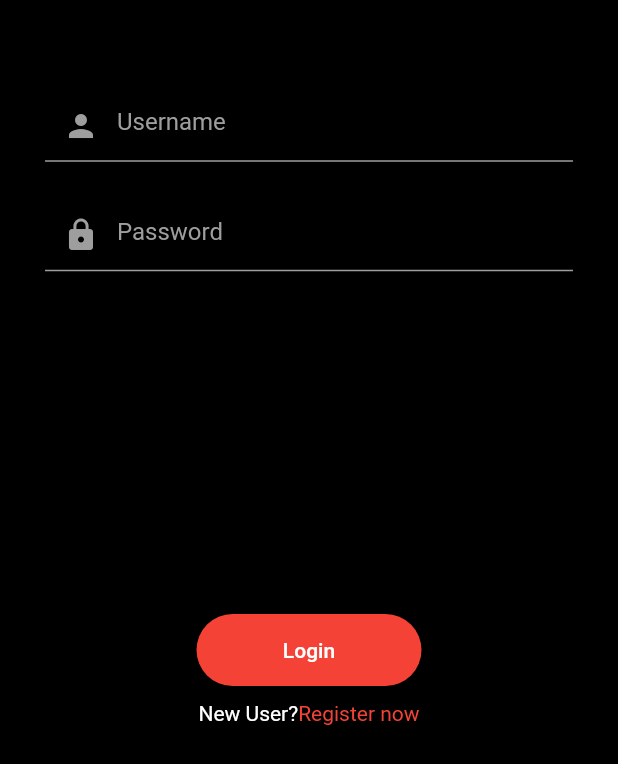
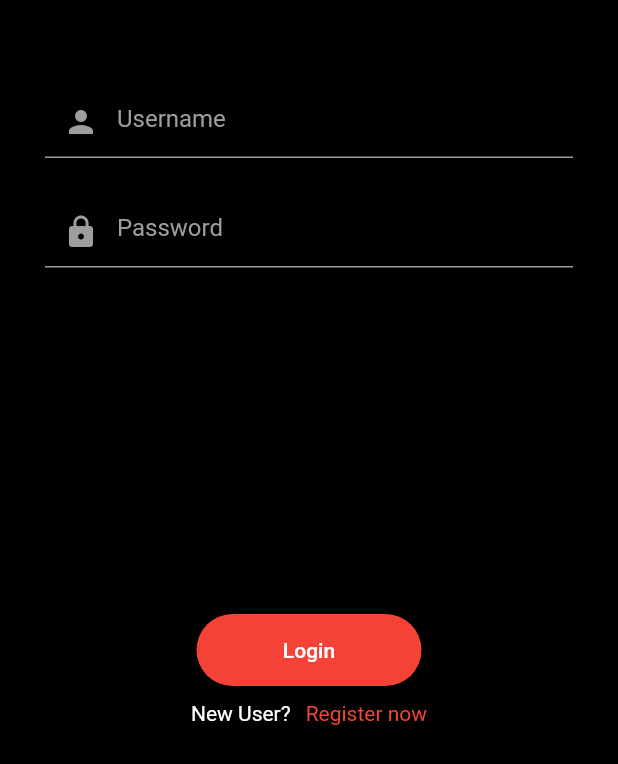
Before and after one commit to mehedi481/food-delivery-flutter, a Flutter app: the screen it shows after launch, on a phone screen of 412 x 824 dp. Shown: the part 466-1230 px from the top of the screen. Run offline on Flutter 3.47's test engine with Material 2 defaults, Android fonts, the phone set to English and light mode, and no system bars.

Commit message:
Login Page added.

```diff
--- a/lib/pages/login.dart
+++ b/lib/pages/login.dart
@@ -28,7 +28,7 @@ class LoginPage extends StatelessWidget {
             ),
           ),
           SizedBox(
-            height: 25,
+            height: 20,
           ),
           Expanded(
             child: Container(
@@ -43,7 +43,8 @@ class LoginPage extends StatelessWidget {
                   myTextField(hintText: "Password", icon: Icons.lock),
                 ],
               ),
-              )),
+            ),
+          ),
           Container(
             width: 150,
             decoration: BoxDecoration(
@@ -68,9 +69,15 @@ class LoginPage extends StatelessWidget {
                 "New User?",
                 style: TextStyle(color: Colors.white),
               ),
-              Text(
+              SizedBox(
+                width: 10,
+              ),
+              InkWell(
+                onTap: () {},
+                child: Text(
                   "Register now",
                   style: TextStyle(color: Colors.red),
+                ),
               ),
             ],
           ),
```
Lines whose indentation alone changed are shown as unchanged.
